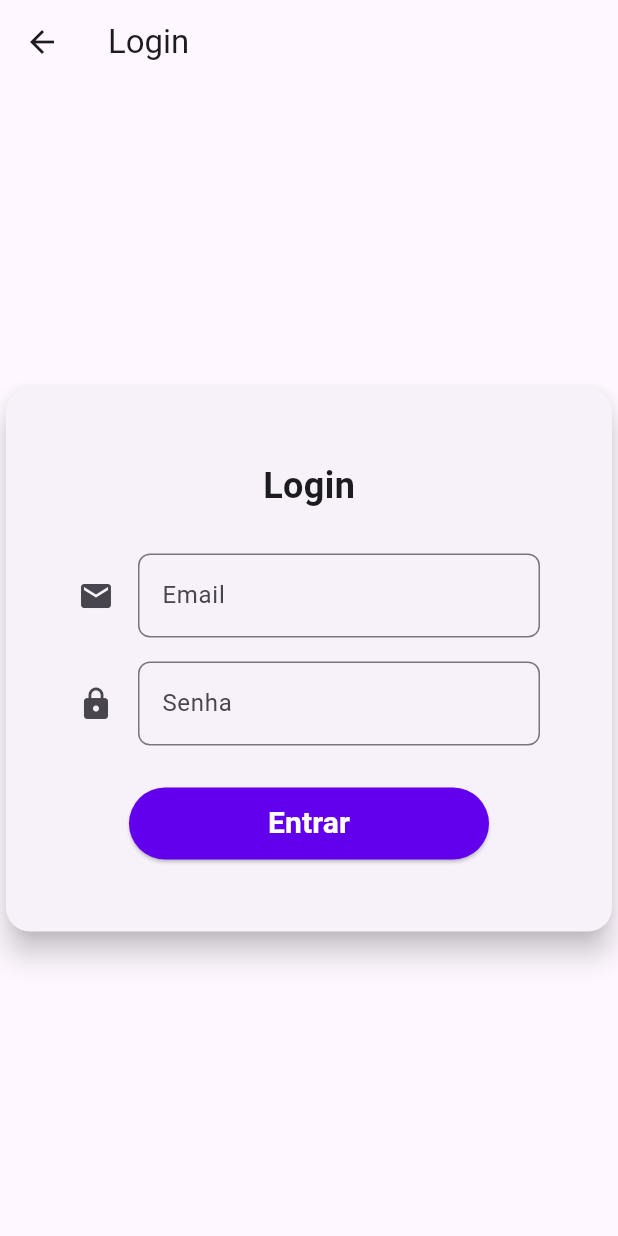
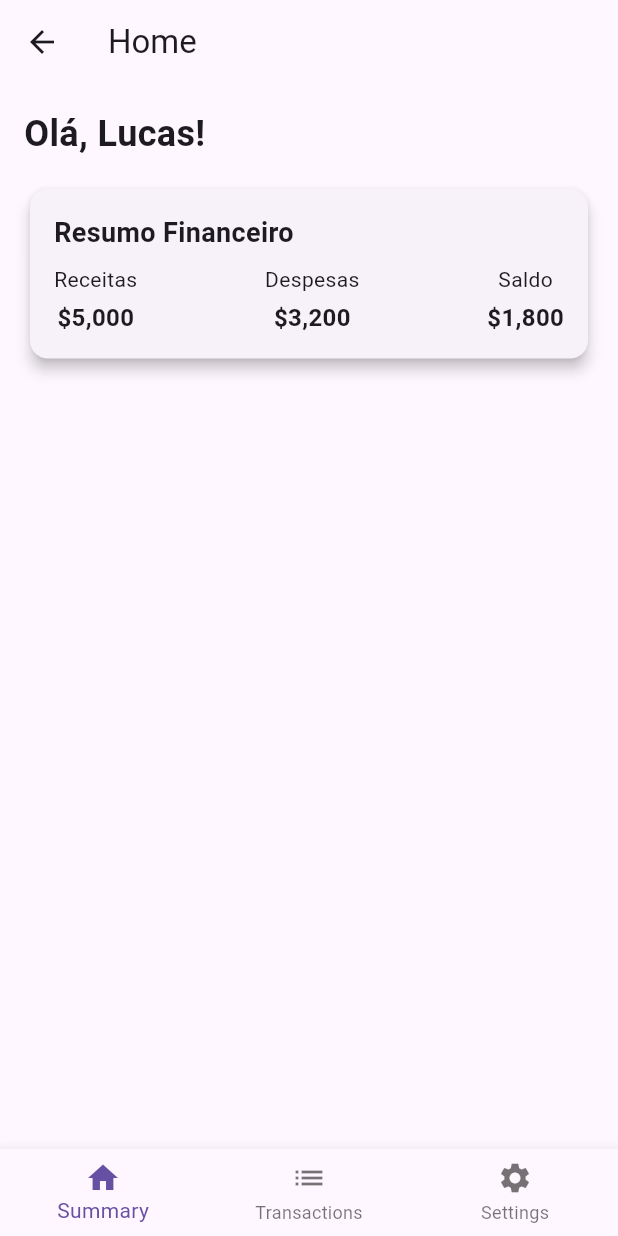
Before and after one commit to Lfelix05/kashsense, a Flutter app: the LoginView screen opened directly, after a tap on "Entrar", on a phone screen of 412 x 824 dp. Run offline on Flutter 3.47's test engine with Material 3 defaults, Android fonts, the phone set to English and light mode, and no system bars.

Commit message:
Add MasterView, screens, e Transaction model
Introduz navegação do app e telas básicas: adicionada a MasterView com BottomNavigationBar e três abas (Resumo, Transações e Configurações). + Adicionados os widgets SummaryScreen, TransactionScreen e SettingsScreen com UI/conteúdo temporário (placeholder).
+Adicionado o TransactionModel (com enums TransactionType e TransactionCategory, e serialização fromMap/toMap).
+Atualizada a LoginView para navegar para a MasterView ao autenticar.
-Removido o arquivo consolidado widgets.dart.

```diff
--- a/lib/view/login.dart
+++ b/lib/view/login.dart
@@ -1,4 +1,5 @@
 import 'package:flutter/material.dart';
+import 'package:kashsense/view/master.dart';
 
 class LoginView extends StatefulWidget {
   const LoginView({super.key});
@@ -54,7 +55,12 @@ class _LoginViewState extends State<LoginView> {
                   const SizedBox(height: 28),
                   ElevatedButton(
                     onPressed: () {
-
+                      Navigator.push(
+                        context,
+                        MaterialPageRoute(
+                          builder: (context) => const MasterView(),
+                        ),
+                      );
                     },
                     style: ElevatedButton.styleFrom(
                       backgroundColor: Color(0xFF6200EE),
--- /dev/null
+++ b/lib/view/master.dart
@@ -0,0 +1,50 @@
+import 'package:flutter/material.dart';
+import '../widgets/summary_screen.dart';
+import '../widgets/transaction_screen.dart';
+import '../widgets/settings_screen.dart';
+
+
+class MasterView extends StatefulWidget {
+  const MasterView({super.key});
+
+  @override
+  State<MasterView> createState() => _MasterViewState();
+}
+
+class _MasterViewState extends State<MasterView> {
+  int _selectedIndex = 0;
+
+  List<Widget> _views = [
+    SummaryScreen(),
+    TransactionScreen(),
+    SettingsScreen(),
+  ];
+  @override
+  Widget build(BuildContext context) {
+    return Scaffold(
+      body: _views[_selectedIndex],
+      bottomNavigationBar: BottomNavigationBar(
+        currentIndex: _selectedIndex,
+        onTap: (index) {
+          setState(() {
+            _selectedIndex = index;
+          });
+        },
+        items: const [
+          BottomNavigationBarItem(
+            icon: Icon(Icons.home),
+            label: 'Summary',
+          ),
+          BottomNavigationBarItem(
+            icon: Icon(Icons.list),
+            label: 'Transactions',
+          ),
+          BottomNavigationBarItem(
+            icon: Icon(Icons.settings),
+            label: 'Settings',
+          ),
+        ],
+      ),
+    );
+  }
+}
--- /dev/null
+++ b/lib/widgets/summary_screen.dart
@@ -0,0 +1,98 @@
+import 'package:flutter/material.dart';
+
+class SummaryScreen extends StatefulWidget {
+  const SummaryScreen({super.key});
+
+  @override
+  State<SummaryScreen> createState() => _SummaryScreenState();
+}
+
+class _SummaryScreenState extends State<SummaryScreen> {
+  @override
+  Widget build(BuildContext context) {
+    return Scaffold(
+      appBar: AppBar(title: const Text('Home')),
+      body: SingleChildScrollView(
+        child: Padding(
+          padding: const EdgeInsets.all(16.0),
+          child: Column(
+            crossAxisAlignment: CrossAxisAlignment.start,
+            children: [
+              Text(
+                'Olá, Lucas!',
+                style: TextStyle(fontSize: 24, fontWeight: FontWeight.bold),
+              ),
+              SizedBox(height: 16),
+              Card(
+                elevation: 4,
+                shape: RoundedRectangleBorder(
+                  borderRadius: BorderRadius.circular(12),
+                ),
+                child: Padding(
+                  padding: const EdgeInsets.all(16.0),
+                  child: Column(
+                    crossAxisAlignment: CrossAxisAlignment.start,
+                    children: [
+                      Text(
+                        'Resumo Financeiro',
+                        style: TextStyle(
+                          fontSize: 18,
+                          fontWeight: FontWeight.bold,
+                        ),
+                      ),
+                      SizedBox(height: 8),
+                      Row(
+                        mainAxisAlignment: MainAxisAlignment.spaceBetween,
+                        children: [
+                          Column(
+                            children: [
+                              Text('Receitas'),
+                              SizedBox(height: 4),
+                              Text(
+                                '\$5,000',
+                                style: TextStyle(
+                                  fontSize: 16,
+                                  fontWeight: FontWeight.bold,
+                                ),
+                              ),
+                            ],
+                          ),
+                          Column(
+                            children: [
+                              Text('Despesas'),
+                              SizedBox(height: 4),
+                              Text(
+                                '\$3,200',
+                                style: TextStyle(
+                                  fontSize: 16,
+                                  fontWeight: FontWeight.bold,
+                                ),
+                              ),
+                            ],
+                          ),
+                          Column(
+                            children: [
+                              Text('Saldo'),
+                              SizedBox(height: 4),
+                              Text(
+                                '\$1,800',
+                                style: TextStyle(
+                                  fontSize: 16,
+                                  fontWeight: FontWeight.bold,
+                                ),
+                              ),
+                            ],
+                          ),
+                        ],
+                      ),
+                    ],
+                  ),
+                ),
+              ),
+            ],
+          ),
+        ),
+      ),
+    );
+  }
+}
```
Also changed, not shown: lib/models/transaction_model.dart (added, +46 -0 lines), lib/widgets/settings_screen.dart (added, +52 -0 lines), lib/widgets/transaction_screen.dart (added, +69 -0 lines), lib/widgets/widgets.dart (deleted).
